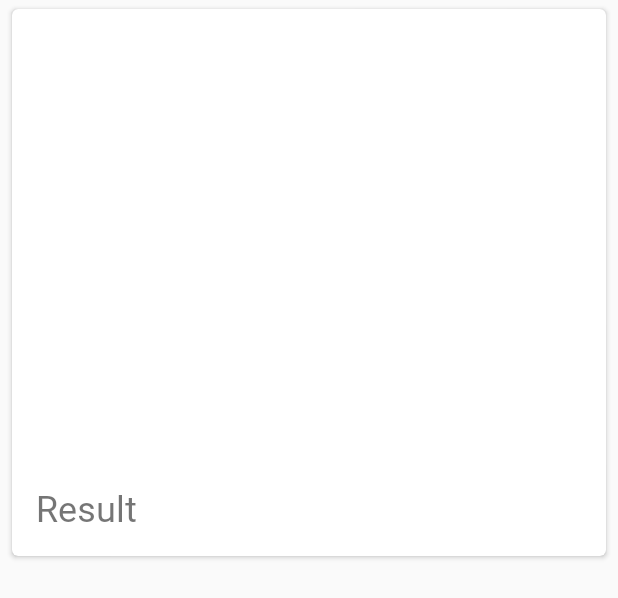
After one commit to H43RO/SmartFarm-Android, an Android app: the layout grow_data_item.xml on its own in the app's theme, with its tools: preview values and no code run, on a phone screen of 412 x 824 dp. The commit adds this screen. Shown: the top 598 px of the screen. Run offline under Robolectric (Android 15) with nearby library versions, the phone set to English and light mode, and no system bars.

Commit message:
Implementation RecyclerView for GrowUp Data

```diff
--- a/app/build.gradle
+++ b/app/build.gradle
@@ -22,6 +22,7 @@ dependencies {
     implementation fileTree(dir: 'libs', include: ['*.jar'])
     implementation 'com.github.bumptech.glide:glide:4.9.0'
     annotationProcessor 'com.github.bumptech.glide:compiler:4.9.0'
+    implementation 'com.android.support:recyclerview-v7:28.0.0'
     implementation 'com.android.support:cardview-v7:28.0.0'
     implementation 'com.android.support:appcompat-v7:27.1.1'
     implementation 'com.android.support.constraint:constraint-layout:1.1.3'
--- a/app/src/main/java/sch/iot/onem2mapp/CctvActivity.java
+++ b/app/src/main/java/sch/iot/onem2mapp/CctvActivity.java
@@ -19,7 +19,6 @@ import android.widget.Button;
 import android.widget.TextView;
 import android.widget.Toast;
 import android.widget.ToggleButton;
-
 import java.io.File;
 import java.io.FileOutputStream;
 import java.io.IOException;
--- a/app/src/main/java/sch/iot/onem2mapp/Communication.java
+++ b/app/src/main/java/sch/iot/onem2mapp/Communication.java
@@ -1,7 +1,7 @@
 package sch.iot.onem2mapp;
 
 public class Communication {
-    public static String rpi_address = "http://192.168.0.246:8081/";
+    public static String rpi_address = "http://iotsmartfarm.iptime.org:1004/";
     public static String ae_name = "sch20181512";
 
     Communication(){
--- /dev/null
+++ b/app/src/main/res/layout/grow_data_item.xml
@@ -0,0 +1,55 @@
+<?xml version="1.0" encoding="utf-8"?>
+
+<LinearLayout xmlns:android="http://schemas.android.com/apk/res/android"
+    xmlns:app="http://schemas.android.com/apk/res-auto"
+    xmlns:tools="http://schemas.android.com/tools"
+    android:layout_width="match_parent"
+    android:layout_height="wrap_content"
+    android:layout_marginTop="2dp"
+    android:gravity="center_horizontal"
+    android:orientation="vertical">
+
+    <android.support.v7.widget.CardView
+        android:id="@+id/card_view"
+        android:layout_width="match_parent"
+        android:layout_height="match_parent"
+        android:layout_gravity="center"
+        android:layout_marginLeft="8dp"
+        android:layout_marginTop="4dp"
+        android:layout_marginRight="8dp"
+        android:layout_marginBottom="8dp"
+        app:cardCornerRadius="4dp"
+        app:cardElevation="2dp">
+
+        <LinearLayout
+            android:orientation="vertical"
+            android:layout_width="match_parent"
+            android:layout_height="match_parent">
+
+            <ImageView
+                android:id="@+id/image"
+                android:layout_width="match_parent"
+                android:layout_height="300dp"/>
+
+            <RelativeLayout
+                android:layout_width="match_parent"
+                android:layout_height="match_parent"
+                android:gravity="center"
+                android:padding="16dp">
+
+                <TextView
+                    android:id="@+id/title_date"
+                    android:layout_width="match_parent"
+                    android:layout_height="wrap_content"
+                    android:textSize="24dp"
+                    android:textStyle="bold"
+                    tools:text="Result" />
+
+            </RelativeLayout>
+
+
+        </LinearLayout>
+
+    </android.support.v7.widget.CardView>
+
+</LinearLayout>
--- a/build.gradle
+++ b/build.gradle
@@ -7,7 +7,7 @@ buildscript {
 
     }
     dependencies {
-        classpath 'com.android.tools.build:gradle:4.0.0'
+        classpath 'com.android.tools.build:gradle:3.5.1'
 
         // NOTE: Do not place your application dependencies here; they belong
         // in the individual module build.gradle files
--- a/gradle.properties
+++ b/gradle.properties
@@ -11,3 +11,6 @@ org.gradle.jvmargs=-Xmx1536m
 # This option should only be used with decoupled projects. More details, visit
 # http://www.gradle.org/docs/current/userguide/multi_project_builds.html#sec:decoupled_projects
 # org.gradle.parallel=true
+#
+#android.useAndroidX=true
+#android.enableJetifier=true
```
Also changed, not shown: app/src/main/java/sch/iot/onem2mapp/GrowMonitorActivity.java (+75 -10 lines), app/src/main/res/layout/activity_grow_monitor.xml (+4 -20 lines).
